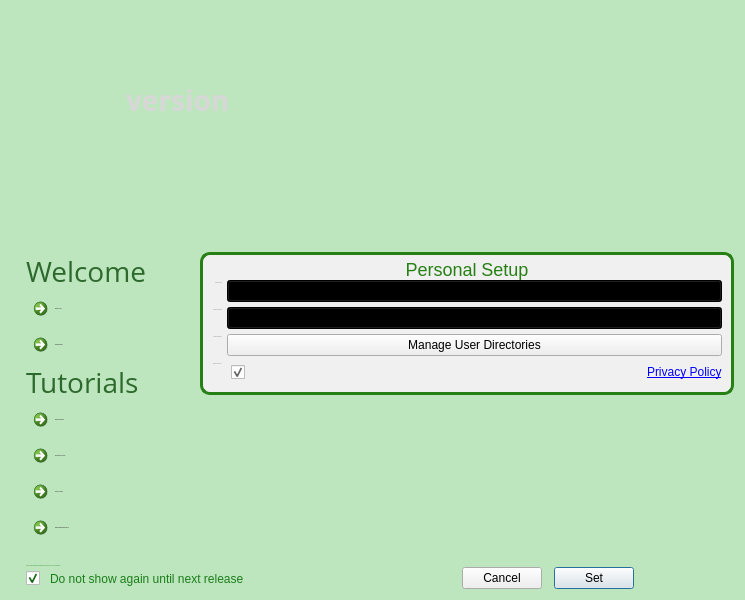
Old version of the form MantidPlot/src/Mantid/FirstTimeSetup.ui in the repository mantidproject/mantid.
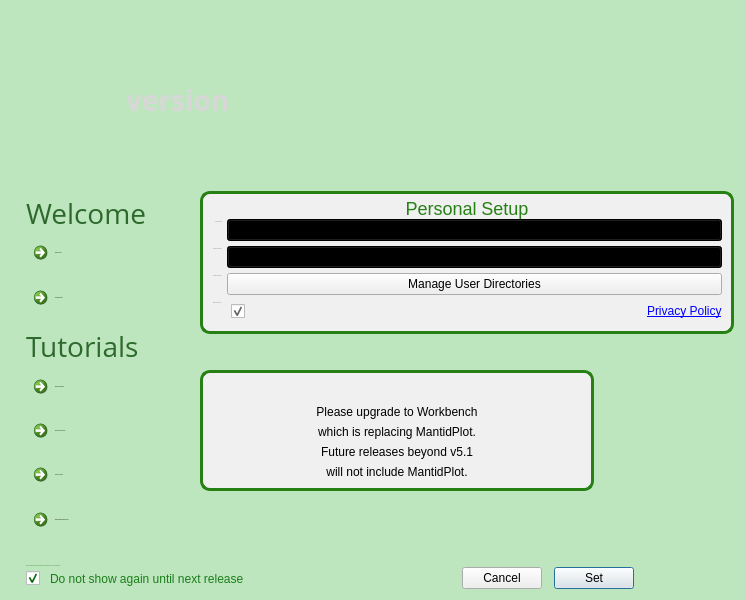
New version of the form. Icons and pictures are not drawn. Custom widgets are drawn as their Qt base class.

Commit message: Add End of life warning to the Mantidplot first use screen

```diff
--- a/MantidPlot/src/Mantid/FirstTimeSetup.ui
+++ b/MantidPlot/src/Mantid/FirstTimeSetup.ui
@@ -656,10 +656,134 @@
            <property name="orientation">
             <enum>Qt::Vertical</enum>
            </property>
+           <property name="sizeType">
+            <enum>QSizePolicy::MinimumExpanding</enum>
+           </property>
            <property name="sizeHint" stdset="0">
             <size>
              <width>20</width>
-             <height>40</height>
+             <height>30</height>
+            </size>
+           </property>
+          </spacer>
+         </item>
+         <item>
+          <layout class="QHBoxLayout" name="horizontalLayout_5">
+           <item>
+            <widget class="QGroupBox" name="grpEndOfLife">
+             <property name="styleSheet">
+              <string notr="true">QGroupBox {
+     border: 3px solid  rgb(38, 128, 20);;
+     border-radius: 10px;
+	background-color: rgb(240, 240, 240);
+ }
+QGroupBox#grpEndOfLife QLabel{
+	font: 12px &quot;Open Sans&quot;;
+}
+</string>
+             </property>
+             <property name="title">
+              <string/>
+             </property>
+             <layout class="QVBoxLayout" name="verticalLayout_10">
+              <item>
+               <widget class="QLabel" name="label_9">
+                <property name="text">
+                 <string/>
+                </property>
+                <property name="pixmap">
+                 <pixmap resource="../../../images/images.qrc">:/end-of-life.png</pixmap>
+                </property>
+                <property name="alignment">
+                 <set>Qt::AlignCenter</set>
+                </property>
+               </widget>
+              </item>
+              <item>
+               <widget class="QLabel" name="label_5">
+                <property name="styleSheet">
+                 <string notr="true"/>
+                </property>
+                <property name="text">
+                 <string>Please upgrade to Workbench</string>
+                </property>
+                <property name="alignment">
+                 <set>Qt::AlignCenter</set>
+                </property>
+               </widget>
+              </item>
+              <item>
+               <widget class="QLabel" name="label_6">
+                <property name="styleSheet">
+                 <string notr="true"/>
+                </property>
+                <property name="text">
+                 <string>which is replacing MantidPlot.</string>
+                </property>
+                <property name="alignment">
+                 <set>Qt::AlignCenter</set>
+                </property>
+               </widget>
+              </item>
+              <item>
+               <widget class="QLabel" name="label_7">
+                <property name="styleSheet">
+                 <string notr="true"/>
+                </property>
+                <property name="text">
+                 <string>Future releases beyond v5.1</string>
+                </property>
+                <property name="alignment">
+                 <set>Qt::AlignCenter</set>
+                </property>
+               </widget>
+              </item>
+              <item>
+               <widget class="QLabel" name="label_8">
+                <property name="styleSheet">
+                 <string notr="true"/>
+                </property>
+                <property name="text">
+                 <string>will not include MantidPlot.</string>
+                </property>
+                <property name="alignment">
+                 <set>Qt::AlignCenter</set>
+                </property>
+               </widget>
+              </item>
+             </layout>
+            </widget>
+           </item>
+           <item>
+            <spacer name="horizontalSpacer_5">
+             <property name="orientation">
+              <enum>Qt::Horizontal</enum>
+             </property>
+             <property name="sizeType">
+              <enum>QSizePolicy::Fixed</enum>
+             </property>
+             <property name="sizeHint" stdset="0">
+              <size>
+               <width>140</width>
+               <height>20</height>
+              </size>
+             </property>
+            </spacer>
+           </item>
+          </layout>
+         </item>
+         <item>
+          <spacer name="verticalSpacer">
+           <property name="orientation">
+            <enum>Qt::Vertical</enum>
+           </property>
+           <property name="sizeType">
+            <enum>QSizePolicy::Expanding</enum>
+           </property>
+           <property name="sizeHint" stdset="0">
+            <size>
+             <width>20</width>
+             <height>55</height>
             </size>
            </property>
           </spacer>
```
Left out of the diff: 180 changed lines with no effect on the pictures. The commit also changes 3 other files.
